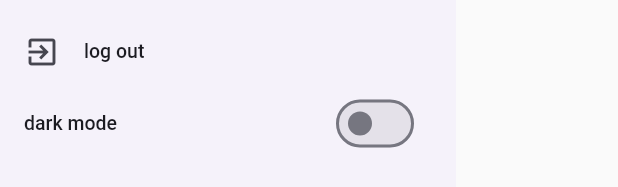
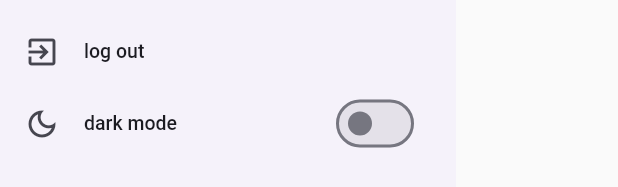
Before and after one commit to 7samasm/SudaFire, a Flutter app: the CustomDrawer widget shown alone on an empty page, opened directly, on a phone screen of 412 x 824 dp. Shown: the part 382-569 px from the top of the screen. Run offline on Flutter 3.47's test engine with Material 2 defaults, Android fonts, the phone set to English and light mode, and no system bars; our stand-ins replace cached_network_image, cloud_firestore, firebase_auth, firebase_core, firebase_storage, flutter_riverpod and 6 more; accounts and stored records are empty.

Commit message:
change dark mode list tile

```diff
--- a/lib/main.dart
+++ b/lib/main.dart
@@ -34,7 +34,7 @@ class MyApp extends StatelessWidget {
   @override
   Widget build(BuildContext context) {
     return Consumer(builder: (context, ref, child) {
-      final isDarkMode = ref.watch(ThemeModeProvider);
+      final isDarkMode = ref.watch(themeModeProvider);
       var theme = ThemeData.dark().copyWith(useMaterial3: true);
       if (!isDarkMode) {
         theme = ThemeData().copyWith(
@@ -64,7 +64,7 @@ class MyApp extends StatelessWidget {
               return Consumer(
                 builder: (context, ref, child) {
                   ref.read(cartProvider.notifier).loadCartItems();
-                  ref.read(ThemeModeProvider.notifier).loadDarkMode();
+                  ref.read(themeModeProvider.notifier).loadDarkMode();
                   return const HomeScreen();
                 },
               );
--- a/lib/providers/theme_mode_provider.dart
+++ b/lib/providers/theme_mode_provider.dart
@@ -16,6 +16,6 @@ class ThemeModeNotifier extends StateNotifier<bool> {
   }
 }
 
-final ThemeModeProvider = StateNotifierProvider<ThemeModeNotifier, bool>(
+final themeModeProvider = StateNotifierProvider<ThemeModeNotifier, bool>(
   (ref) => ThemeModeNotifier(),
 );
--- a/lib/screens/home/home_screen.dart
+++ b/lib/screens/home/home_screen.dart
@@ -30,7 +30,7 @@ AppBar _buildAppBar(BuildContext context, WidgetRef ref) {
   print('_buildAppBar() called');
 
   return AppBar(
-    backgroundColor: ref.read(ThemeModeProvider) ? null : Colors.white,
+    backgroundColor: ref.read(themeModeProvider) ? null : Colors.white,
     elevation: 0,
     actions: <Widget>[
       IconButton(
@@ -135,17 +135,22 @@ class CustomDrawer extends StatelessWidget {
               fireAuth.signOut();
             },
           ),
-          Consumer(builder: (context, ref, child) {
-            final isDark = ref.watch(ThemeModeProvider);
-            return SwitchListTile.adaptive(
-              title: const Text('dark mode'),
-              dense: true,
-              value: isDark,
-              onChanged: (val) {
-                ref.read(ThemeModeProvider.notifier).toggleMode();
-              },
-            );
-          }),
+          Consumer(
+            builder: (context, ref, child) {
+              final isDark = ref.read(themeModeProvider);
+              return ListTile(
+                dense: true,
+                leading: const Icon(Icons.dark_mode_outlined),
+                title: const Text('dark mode'),
+                trailing: Switch.adaptive(
+                  value: isDark,
+                  onChanged: (v) {
+                    ref.read(themeModeProvider.notifier).toggleMode();
+                  },
+                ),
+              );
+            },
+          ),
         ],
       ),
     );
```
